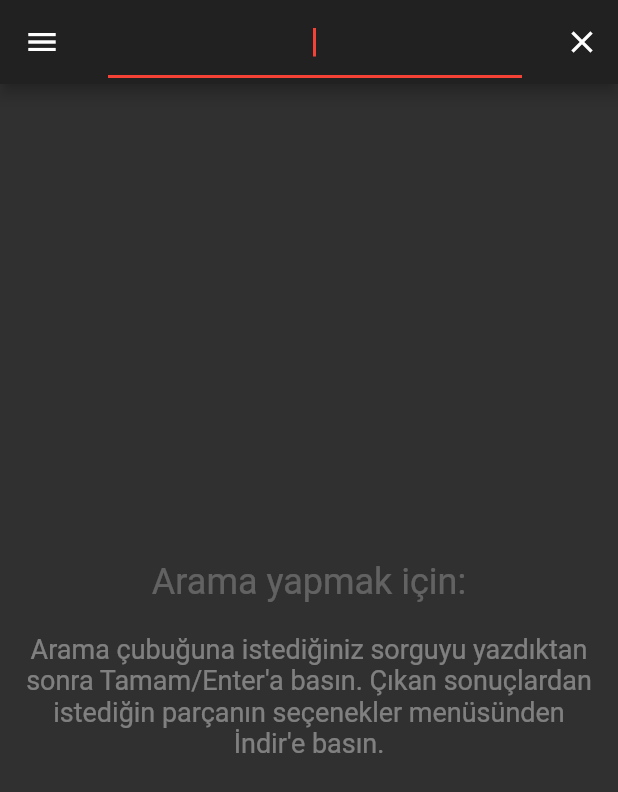
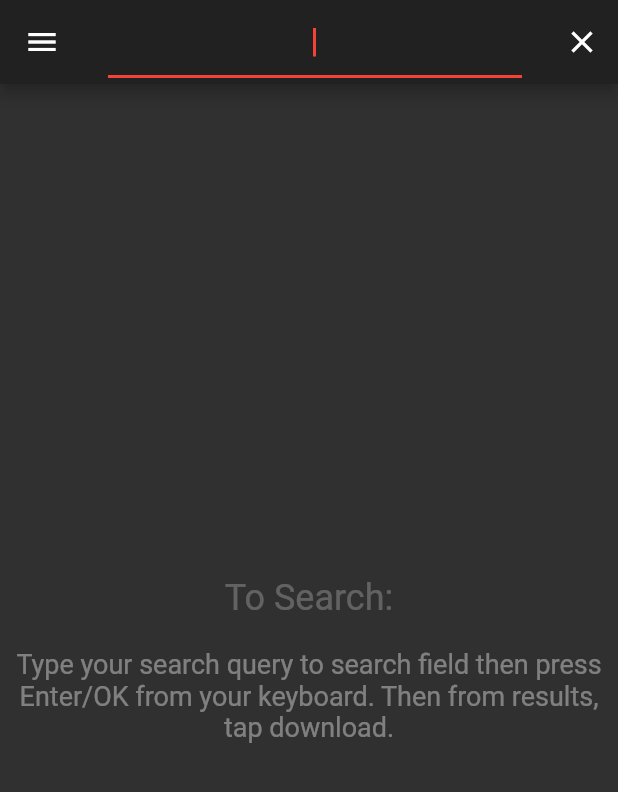
Before and after one commit to akinozgen/ytmp3-android, a Flutter app: the screen it shows after launch, after a tap on the "search" icon, on a phone screen of 412 x 824 dp. Shown: the top 792 px of the screen. Run offline on Flutter 3.47's test engine with Material 2 defaults, Android fonts, the phone set to English and light mode, and no system bars; our stand-ins replace open_file, permission_handler, progress_dialog, shared_preferences; missing offline and left inert: ext_storage, flutter_downloader, receive_sharing_intent, share_extend.

```diff
--- a/lib/pages/home_page.dart
+++ b/lib/pages/home_page.dart
@@ -12,6 +12,7 @@ import 'package:ext_storage/ext_storage.dart';
 import 'package:receive_sharing_intent/receive_sharing_intent.dart';
 import 'package:share_extend/share_extend.dart';
 import 'package:shared_preferences/shared_preferences.dart';
+import 'package:ytmp3/components/musiclick_appdrawer.dart';
 
 
 class HomePage extends StatefulWidget {
@@ -22,9 +23,10 @@ class HomePage extends StatefulWidget {
 }
 
 class _HomePageState extends State<HomePage> {
+  final _scaffoldKey = GlobalKey<ScaffoldState>();
   String appBarState = "Default";
   TextEditingController _searchController = new TextEditingController();
-  final String search_endpoint = "http://yourdomainname";
+  final String search_endpoint = "http://127.0.0.1:8080";
   List<dynamic> _searchResults;
   String _sharedText = "";
   StreamSubscription _intentStream;
@@ -32,6 +34,7 @@ class _HomePageState extends State<HomePage> {
   bool _isDownloading = false;
   int _downloadingProgress = 0;
   ProgressDialog _progressDialog;
+  List<dynamic> _queue = [];
 
   @override
   void initState() {
@@ -42,11 +45,13 @@ class _HomePageState extends State<HomePage> {
     getHistory();
   }
 
+  // when you share from youtube to musiclick this function catches this action and starts a downloading action.
   void catchSharedVideo() {
+    // This intent catches share action when app is running in background
     _intentStream = ReceiveSharingIntent.getTextStream().listen((String value) {
       if (_isDownloading == true) {
         Scaffold.of(context).showSnackBar(SnackBar(
-          content: Text("Önceki indirme işleminin tamamlanmasını bekleyin.")
+          content: Text("Please wait for previous download to finish.")
         ));
         return;
       }
@@ -61,7 +66,7 @@ class _HomePageState extends State<HomePage> {
       print("getLinkStream error: $err");
     });
 
-    // For sharing or opening urls/text coming from outside the app while the app is closed
+    // This intent catches share action when app is completely closed
     ReceiveSharingIntent.getInitialText().then((String value) {
       if (value.length > 0) {
         setState(() {
@@ -72,6 +77,7 @@ class _HomePageState extends State<HomePage> {
     });
   }
 
+  // Loads history of downloaded songs from persistent memory. then sets as state
   void getHistory() async {
     final prefs = await SharedPreferences.getInstance();
     List<dynamic> history = jsonDecode(
@@ -81,10 +87,11 @@ class _HomePageState extends State<HomePage> {
     });
   }
 
+  // this function opens a download dialog and start downloading process
   void download( String videoId, String title, Map<dynamic, dynamic> snippet) async {
     var downloadsPath = await ExtStorage.getExternalStoragePublicDirectory(
         ExtStorage.DIRECTORY_MUSIC);
-    String url = "http://ytmp3serverandroid001.tk/get-mp3/" +
+    String url = search_endpoint + "/get-mp3/" +
         videoId +
         "/" +
         title +
@@ -93,7 +100,7 @@ class _HomePageState extends State<HomePage> {
     setState(() {
       var dialog =  new ProgressDialog(context, type: ProgressDialogType.Download, isDismissible: false, showLogs: true);
       dialog.style(
-        message: snippet['title'] + " dönüştürülüyor.",
+        message: snippet['title'] + " now converting.",
         borderRadius: 6.0,
         backgroundColor: Colors.white,
         progressWidget: CircularProgressIndicator(),
@@ -119,6 +126,7 @@ class _HomePageState extends State<HomePage> {
     await _progressDialog.show();
   }
 
+  // This function opens a http connection and pipes that response to persisten storage.
   void downloadFile(String url, {String id, String filename, String path, Map<dynamic, dynamic> snippet}) async {
     var httpClient = http.Client();
     print("Request sent.");
@@ -140,7 +148,7 @@ class _HomePageState extends State<HomePage> {
         setState(() {
           var percentage = downloaded / r.contentLength * 100;
           _downloadingProgress = percentage.toInt();
-          _progressDialog != null ? _progressDialog.update(progress: percentage.toInt().toDouble(), message: snippet['title'] + " indiriliyor...",) : null;
+          _progressDialog != null ? _progressDialog.update(progress: percentage.toInt().toDouble(), message: snippet['title'] + " downloading...",) : null;
         });
 
         chunks.add(chunk);
@@ -151,9 +159,9 @@ class _HomePageState extends State<HomePage> {
 
         // Save the file
         String disposition = (r.headers['content-disposition']);
-        String filename = disposition.split('filename=')[1];
+        String filename = disposition.split('filename=')[1].split(" ").join("_");
 
-        File file = new File('$dir/$filename');
+        File file = new File("$dir/$filename");
         final Uint8List bytes = Uint8List(r.contentLength);
         int offset = 0;
         for (List<int> chunk in chunks) {
@@ -178,11 +186,21 @@ class _HomePageState extends State<HomePage> {
           _progressDialog.update(progress: 0);
         });
         await _progressDialog.hide();
+
+        showConfirmationSnackBar(filename);
+
         return;
       });
     });
   }
 
+  void showConfirmationSnackBar(String title) {
+    _scaffoldKey.currentState.showSnackBar(SnackBar(
+      content: Text(title + " Downloaded.")
+    ));
+  }
+
+  // Newer mobile versions requires permission grants. This function shows storage permission dialog for accepting.
   void requestPermissions(callback) async {
     if (!(await Permission.storage.request().isGranted)) {
       await Permission.storage.request();
@@ -194,12 +212,14 @@ class _HomePageState extends State<HomePage> {
 
   void refreshVideoInfo() async {
     var results = await http.get(search_endpoint + "/get-info/" + _sharedText);
+    var body = jsonDecode(results.body);
 
     if (results.statusCode == 200) {
-      showVideo(jsonDecode(results.body));
+      download( _sharedText, body['items'][0]['snippet']['title'], body['items'][0]['snippet']);
     }
   }
 
+  // Shows download confirmation dialog
   void showVideo(videoInfo) {
     var snippet = videoInfo['items'][0]['snippet'];
     var thumbnail = snippet['thumbnails']['default']['url'];
@@ -217,7 +237,7 @@ class _HomePageState extends State<HomePage> {
                 child: Row(
                   mainAxisSize: MainAxisSize.max,
                   children: <Widget>[
-                    Text("İndir"),
+                    Text("Download"),
                     Padding(
                         padding: EdgeInsets.only(left: 12),
                         child: Icon(Icons.cloud_download))
@@ -244,6 +264,7 @@ class _HomePageState extends State<HomePage> {
     );
   }
 
+  // When history items rendering as list items this function returns a list of actions like play, delete or share
   void handleHistoryItemAction(snippet, action) async {
     switch (action) {
       case 'play':
@@ -258,8 +279,8 @@ class _HomePageState extends State<HomePage> {
         deleteFromHistory(snippet);
         break;
       case 're_download':
-        // download(snippet['id'], snippet['title'], snippet);
-        // deleteFromHistory(snippet);
+        download(snippet['id'], snippet['title'], snippet);
+        deleteFromHistory(snippet);
         break;
       case 'share':
         await ShareExtend.share(snippet['filename'], "file", sharePanelTitle: snippet['title'], subject: snippet['title']+'.mp3');
@@ -267,17 +288,19 @@ class _HomePageState extends State<HomePage> {
     }
   }
 
+  // Fetches thumbnail from our server.
   String getThumbnailURL(_item) {
     if (_item['thumbnail'] != null) return _item['thumbnail'];
     return _item['thumbnails']['maxres'] != null ? _item['thumbnails']['maxres']['url'] : _item['thumbnails']['default']['url'];
   }
 
+  // Renders each downloaded list items
   Widget historyListItem(_item, index) {
     var actions = [
-      { "action": "play", "text": "Oynat" },
-      { "action": "delete_history", "text": "Geçmişten Sil" },
-      File(_item['filename']).existsSync() ? { "action": "delete_file", "text": "Dosyayı Sil" } : { "action": "re_download", "text": "Tekrar İndir" },
-      { "action": "share", "text": "Paylaş" }
+      { "action": "play", "text": "Play" },
+      { "action": "delete_history", "text": "Remove from History" },
+      File(_item['filename']).existsSync() ? { "action": "delete_file", "text": "Delete File" } : { "action": "re_download", "text": "Download Again" },
+      { "action": "share", "text": "Share" }
     ];
 
     var listTile = ListTile(
@@ -308,7 +331,7 @@ class _HomePageState extends State<HomePage> {
         crossAxisAlignment: CrossAxisAlignment.start,
         children: <Widget>[Padding(
           padding: const EdgeInsets.only(left: 16, top: 20, bottom: 10),
-          child: Text("İndirmelerim", style: TextStyle(
+          child: Text("My Downloads", style: TextStyle(
             fontSize: 22,
             fontWeight: FontWeight.w400
           )),
@@ -324,13 +347,32 @@ class _HomePageState extends State<HomePage> {
       case 'download':
         requestPermissions(() => download(snippet['id'], snippet['id'], snippet));
         break;
+      case 'queue':
+        addToDownloadQueue(snippet);
+        break;
       default:
     }
   }
 
+  void addToDownloadQueue(snippet) async {
+    snippet['state'] = "waiting";
+    List<dynamic> currentQueue = _queue;
+    currentQueue.add(snippet);
+
+
+    final _prefs = await SharedPreferences.getInstance();
+    _prefs.setString('queue', jsonEncode(currentQueue));
+
+    setState(() {
+      _queue = currentQueue;
+    });
+  }
+
+  // Same as history list item renderer but for search results
   Widget searchListItem(_item, index) {
     var actions = [
-      { "action": "download", "text": "İndir" }
+      { "action": "download", "text": "Download" },
+      { "action": "queue", "text": "Add to Queue" }
     ];
 
     var listTile = ListTile(
@@ -361,7 +403,7 @@ class _HomePageState extends State<HomePage> {
         crossAxisAlignment: CrossAxisAlignment.start,
         children: <Widget>[Padding(
           padding: const EdgeInsets.only(left: 16, top: 20, bottom: 10),
-          child: Text("Arama Sonuçları", style: TextStyle(
+          child: Text("Search Results", style: TextStyle(
             fontSize: 22,
             fontWeight: FontWeight.w400
           )),
@@ -372,6 +414,7 @@ class _HomePageState extends State<HomePage> {
     return listTile;
   }
 
+  // Deletes a item from history.
   void deleteFromHistory(item) async {
     var history = _history;
     history.remove(item);
@@ -382,6 +425,7 @@ class _HomePageState extends State<HomePage> {
     _prefs.setString('history', jsonEncode(history));
   }
 
+  // Helper for loading icons
   Widget circularIndicator() {
     return Theme(
       data: Theme.of(context).copyWith(accentColor: Colors.brown.shade100),
@@ -393,13 +437,15 @@ class _HomePageState extends State<HomePage> {
   }
 
   void _searchAction(String text) async {
-    var results = await http.get(search_endpoint + "/get-search/" + text);
+    var results = await http.get(search_endpoint + "/get-search/" + Uri.encodeComponent(text));
 
     setState(() {
-      _searchResults = jsonDecode(results.body);
+      _searchResults = jsonDecode(results.
+      body);
     });
   }
 
+  // Renders app bar for different states like default or searchbar
   Widget renderAppBar() {
     return appBarState == "Default" ? AppBar(
         centerTitle: true,
@@ -433,12 +479,13 @@ class _HomePageState extends State<HomePage> {
       );
   }
 
+  // Shows initial text message
   Widget renderDefaultWelcome() {
     var thirdLine = null;
 
     thirdLine = Padding(
       padding: const EdgeInsets.symmetric(horizontal: 10),
-      child: Text("veya YouTube uygulaması üzerinden paylaş seçeneğini kullanarak musiclick'i seçebilirsiniz.", textAlign: TextAlign.center, style: Theme.of(context).textTheme.subtitle1.copyWith(color: Colors.white38,fontSize: 18)),
+      child: Text("or you can share from official YouTube app to Musiclick to download.", textAlign: TextAlign.center, style: Theme.of(context).textTheme.subtitle1.copyWith(color: Colors.white38,fontSize: 18)),
     );
 
     return Center(
@@ -447,11 +494,11 @@ class _HomePageState extends State<HomePage> {
         children: <Widget>[
           Padding(
             padding: const EdgeInsets.only(bottom: 20.0),
-            child: Text("İndirmeye başlamak için:", textAlign: TextAlign.center, style: Theme.of(context).textTheme.headline5.copyWith(color: Colors.white24)),
+            child: Text("To Start Downloading:", textAlign: TextAlign.center, style: Theme.of(context).textTheme.headline5.copyWith(color: Colors.white24)),
           ),
           Padding(
             padding: const EdgeInsets.symmetric(horizontal: 10),
-            child: Text("Uygulama üzerinden arama yapabilirsiniz.", textAlign: TextAlign.center, style: Theme.of(context).textTheme.subtitle1.copyWith(color: Colors.white38,fontSize: 18)),
+            child: Text("You can search through this app.", textAlign: TextAlign.center, style: Theme.of(context).textTheme.subtitle1.copyWith(color: Colors.white38,fontSize: 18)),
           ),
           thirdLine != null ? thirdLine : Text("")
         ],
@@ -459,6 +506,7 @@ class _HomePageState extends State<HomePage> {
     );
   }
 
+  // Renders search help text
   Widget renderSearchWelcome() {
     return Center(
       child: Column(
@@ -466,17 +514,18 @@ class _HomePageState extends State<HomePage> {
         children: <Widget>[
           Padding(
             padding: const EdgeInsets.only(bottom: 20.0),
-            child: Text("Arama yapmak için:", textAlign: TextAlign.center, style: Theme.of(context).textTheme.headline5.copyWith(color: Colors.white24)),
+            child: Text("To Search:", textAlign: TextAlign.center, style: Theme.of(context).textTheme.headline5.copyWith(color: Colors.white24)),
           ),
           Padding(
             padding: const EdgeInsets.symmetric(horizontal: 10),
-            child: Text("Arama çubuğuna istediğiniz sorguyu yazdıktan sonra Tamam/Enter'a basın. Çıkan sonuçlardan istediğin parçanın seçenekler menüsünden İndir'e basın.", textAlign: TextAlign.center, style: Theme.of(context).textTheme.subtitle1.copyWith(color: Colors.white38,fontSize: 18)),
+            child: Text("Type your search query to search field then press Enter/OK from your keyboard. Then from results, tap download.", textAlign: TextAlign.center, style: Theme.of(context).textTheme.subtitle1.copyWith(color: Colors.white38,fontSize: 18)),
           ),
         ],
       ),
     );
   }
 
+  // Creates history listview
   Widget renderMainListView() {
     if ( (_history == null || _history.length == 0) && appBarState == "Default" ) return renderDefaultWelcome();
     if ( (_searchResults == null || _searchResults.length == 0) && appBarState == "Search" ) return renderSearchWelcome();
@@ -496,6 +545,7 @@ class _HomePageState extends State<HomePage> {
     );
   }
 
+  // Creates app with sidebar drawer and refresh indicator wrapped main content
   @override
   Widget build(BuildContext context) {
     return WillPopScope(
@@ -509,27 +559,8 @@ class _HomePageState extends State<HomePage> {
         return false;
       },
       child: Scaffold(
-        drawer: Drawer(
-          child: ListView(
-            children: <Widget>[
-              UserAccountsDrawerHeader(
-                accountName: Text("Ziyaretçi"),
-                decoration: BoxDecoration(
-                  image: DecorationImage(image: AssetImage("lib/assets/images/defaultbg.jpg"), fit: BoxFit.cover)
-                ),
-              ),
-              InkWell(
-                onTap: () {
-                  Navigator.of(context).pushNamed('/last_downloaded');
-                },
-                child: ListTile(
-                  leading: Icon(Icons.history),
-                  title: Text("Son İndirilenler"),
-                ),
-              )
-            ],
-          ),
-        ),
+        key: _scaffoldKey,
+        drawer: MusiclickAppDrawer(),
         appBar: renderAppBar(),
         body: RefreshIndicator(
           child: renderMainListView(),
```
